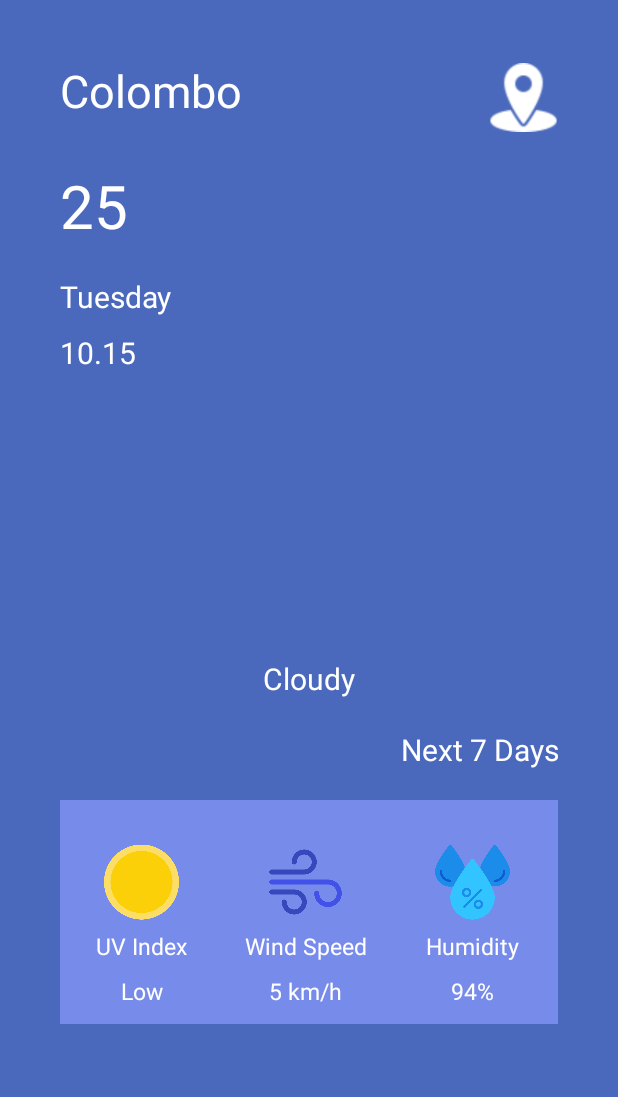
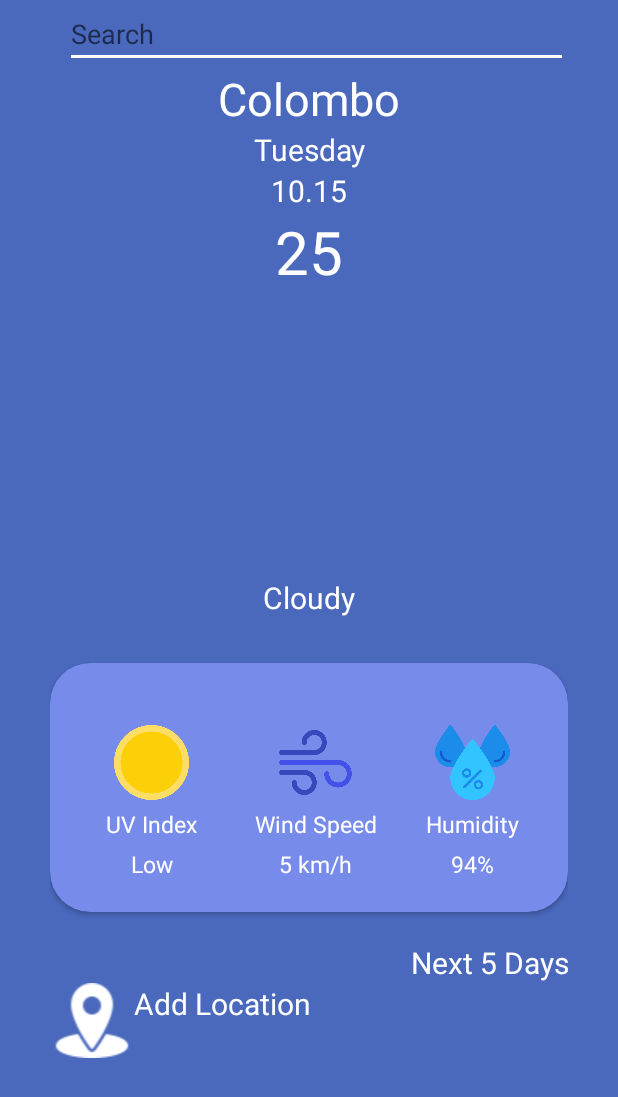
Before and after one commit to MenukaRanasinghe/WeatherApp, an Android app: the screen it shows after launch (MyLocationActivity), on a phone screen of 412 x 824 dp. Shown: the top 1097 px of the screen. Run offline under Robolectric (Android 15) with nearby library versions, the phone set to English and light mode, and no system bars; our stand-ins replace Picasso, Volley; pictures from the network do not load.

Commit message:
mylocation activity updated with search, date,time not updaating

```diff
--- a/app/src/main/AndroidManifest.xml
+++ b/app/src/main/AndroidManifest.xml
@@ -27,7 +27,7 @@
             android:name=".MyLocationActivity"
             android:exported="true">
             <intent-filter>
-                <action android:name="android.intent.action.MAIN" />
+                <action android:name="android.intent.action.MAIN"/>
 
                 <category android:name="android.intent.category.LAUNCHER" />
             </intent-filter>
--- a/app/src/main/res/layout/activity_my_location.xml
+++ b/app/src/main/res/layout/activity_my_location.xml
@@ -14,69 +14,66 @@
         app:layout_constraintHorizontal_bias="1.0"
         app:layout_constraintStart_toStartOf="parent"
         app:layout_constraintTop_toTopOf="parent"
-        app:layout_constraintVertical_bias="0.0">
+        app:layout_constraintVertical_bias="0.0"
+        android:paddingLeft="50px"
+        android:paddingRight="50px">
 
         <LinearLayout
             android:layout_width="match_parent"
             android:layout_height="wrap_content"
             android:orientation="vertical">
 
-            <LinearLayout
+                <EditText
+                    android:id="@+id/txtSearch"
                     android:layout_width="match_parent"
-                android:layout_height="match_parent"
-                android:orientation="horizontal">
+                    android:layout_height="wrap_content"
+                    android:layout_marginLeft="10dp"
+                    android:layout_weight="1"
+                    android:backgroundTint="@android:color/white"
+                    android:ems="8"
+                    android:hint="Search"
+                    android:inputType="textPersonName"
+                    android:textColor="@color/white"
+                    android:textSize="18sp" />
 
             <TextView
                 android:id="@+id/txtLocation"
-                    android:layout_width="286dp"
+                android:layout_width="match_parent"
                 android:layout_height="wrap_content"
-                    android:layout_marginLeft="40dp"
-                    android:layout_marginTop="40dp"
                 android:text="Colombo"
+                android:textAlignment="center"
                 android:textColor="@color/white"
                 android:textSize="30sp" />
 
-                <ImageView
-                    android:id="@+id/iconLocation"
-                    android:layout_width="wrap_content"
+
+            <TextView
+                android:id="@+id/txtDate"
+                android:layout_width="match_parent"
+                android:layout_height="wrap_content"
+                android:text="Tuesday"
+                android:textAlignment="center"
+                android:textColor="@color/white"
+                android:textSize="20sp" />
+
+                <TextView
+                    android:id="@+id/txtTime"
+                    android:layout_width="match_parent"
                     android:layout_height="wrap_content"
                     android:layout_weight="1"
-                    app:srcCompat="@drawable/location"
-                    android:layout_marginRight="40dp"
-                    android:layout_marginTop="40dp"/>
+                    android:textAlignment="center"
+                    android:text="10.15"
+                    android:textColor="@color/white"
+                    android:textSize="20sp" />
 
-            </LinearLayout>
 
             <TextView
                 android:id="@+id/txtTemp"
                 android:layout_width="match_parent"
                 android:layout_height="wrap_content"
-                android:layout_marginLeft="40dp"
-                android:layout_marginTop="20dp"
                 android:text="25"
+                android:textAlignment="center"
                 android:textColor="@color/white"
                 android:textSize="40sp" />
-
-                <TextView
-                    android:id="@+id/txtDate"
-                    android:layout_width="wrap_content"
-                    android:layout_height="wrap_content"
-                    android:layout_marginLeft="40dp"
-                    android:layout_marginTop="20dp"
-                    android:text="Tuesday"
-                    android:textColor="@color/white"
-                    android:textSize="20sp" />
-
-                <TextView
-                    android:id="@+id/txtTime"
-                    android:layout_width="128dp"
-                    android:layout_height="wrap_content"
-                    android:layout_marginLeft="40dp"
-                    android:layout_marginTop="10dp"
-                    android:layout_weight="1"
-                    android:text="10.15"
-                    android:textColor="@color/white"
-                    android:textSize="20sp" />
 
             <ImageView
                 android:id="@+id/imgWeather"
@@ -97,24 +94,17 @@
                 android:textColor="@color/white"
                 android:textSize="20sp" />
 
-            <TextView
-                android:id="@+id/txt_next_seven_days"
+            <androidx.cardview.widget.CardView
                 android:layout_width="match_parent"
-                android:layout_height="wrap_content"
-                android:layout_marginTop="20dp"
-                android:layout_marginRight="40dp"
-                android:text="Next 7 Days"
-                android:textAlignment="textEnd"
-                android:textColor="@color/white"
-                android:textSize="20sp" />
+                android:layout_height="match_parent"
+                android:backgroundTint="@color/secondary"
+                android:layout_marginTop="30dp"
+                app:cardCornerRadius="40px">
 
             <LinearLayout
                 android:layout_width="match_parent"
-                android:layout_height="149dp"
-                android:layout_marginLeft="40dp"
-                android:layout_marginTop="20dp"
-                android:layout_marginRight="40dp"
-                android:background="@color/secondary"
+                android:layout_height="wrap_content"
+                android:padding="20px"
                 android:orientation="horizontal">
 
                 <LinearLayout
@@ -240,6 +230,42 @@
 
             </LinearLayout>
 
+            </androidx.cardview.widget.CardView>
+
+            <TextView
+                android:id="@+id/txt_next_seven_days"
+                android:layout_width="match_parent"
+                android:layout_height="wrap_content"
+                android:layout_marginTop="20dp"
+                android:text="Next 5 Days"
+                android:textAlignment="textEnd"
+                android:textColor="@color/white"
+                android:textSize="20sp" />
+
+        <LinearLayout
+            android:layout_width="match_parent"
+            android:layout_height="match_parent"
+            android:orientation="horizontal">
+
+            <ImageView
+                android:id="@+id/iconLocation"
+                android:layout_width="50dp"
+                android:layout_height="wrap_content"
+                android:layout_weight="1"
+                app:srcCompat="@drawable/location" />
+
+            <TextView
+                android:id="@+id/txtAddLocation"
+                android:layout_width="289dp"
+                android:layout_height="wrap_content"
+                android:text="Add Location"
+                android:textColor="@color/white"
+                android:textSize="20sp" />
+
+
+
+        </LinearLayout>
+
         </LinearLayout>
     </ScrollView>
 
```
Also changed, not shown: app/src/main/java/com/example/weatherapp/MyLocationActivity.kt (+128 -6 lines). Lines whose indentation alone changed are shown as unchanged.
